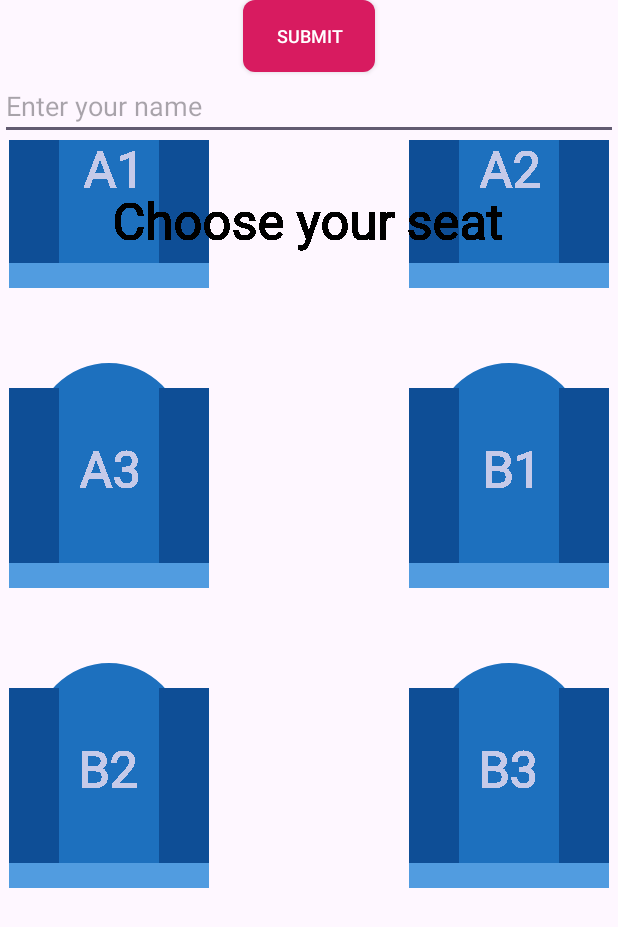
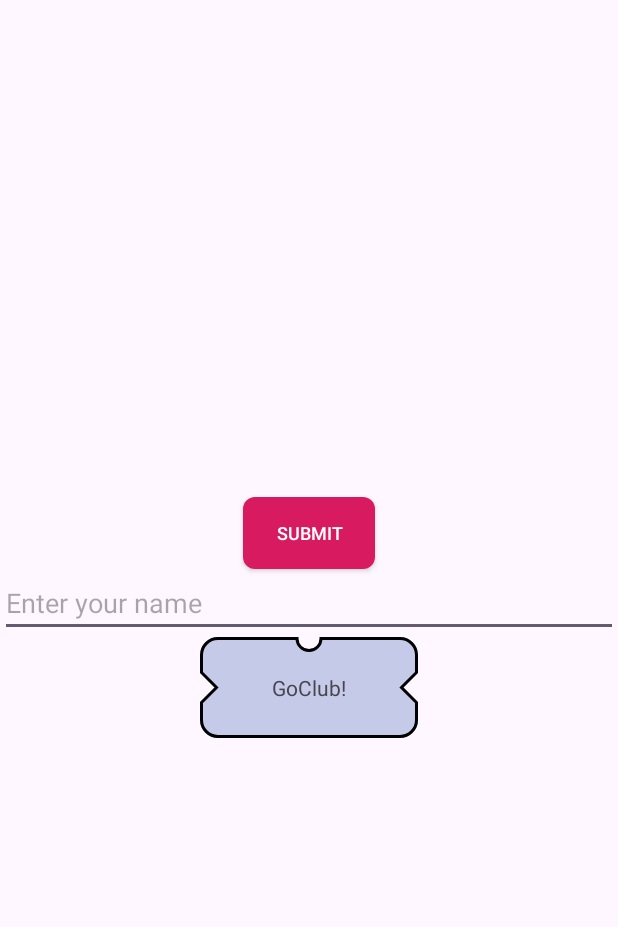
Before and after one commit to mfitrahrmd/DCD_Intermediate, an Android app: the screen it shows after launch (MainActivity), on a phone screen of 412 x 824 dp. Shown: the top 927 px of the screen. Run offline under Robolectric (Android 15) with nearby library versions, the phone set to English and light mode, and no system bars.

Commit message:
custom ticket text view

```diff
--- a/app/src/main/res/layout/activity_main.xml
+++ b/app/src/main/res/layout/activity_main.xml
@@ -19,8 +19,13 @@
         android:layout_width="match_parent"
         android:layout_height="wrap_content" />
 
-    <com.mfitrahrmd.my.SeatsView
+
+    <com.mfitrahrmd.my.TicketTextView
         android:layout_width="wrap_content"
-        android:layout_height="wrap_content" />
+        android:layout_height="wrap_content"
+        android:paddingHorizontal="48dp"
+        android:paddingVertical="24dp"
+        android:gravity="center"
+        android:text="GoClub!" />
 
 </LinearLayout>
--- /dev/null
+++ b/my/src/main/java/com/mfitrahrmd/my/Extensions.kt
@@ -0,0 +1,11 @@
+package com.mfitrahrmd.my
+
+import android.content.res.Resources
+
+fun Float.dpToPx(): Float {
+    return this * Resources.getSystem().displayMetrics.density
+}
+
+fun Int.dpToPx(): Int {
+    return (this * Resources.getSystem().displayMetrics.density).toInt()
+}
--- /dev/null
+++ b/my/src/main/java/com/mfitrahrmd/my/TicketTextView.kt
@@ -0,0 +1,37 @@
+package com.mfitrahrmd.my
+
+import android.content.Context
+import android.content.res.ColorStateList
+import android.graphics.Canvas
+import android.util.AttributeSet
+import androidx.appcompat.widget.AppCompatTextView
+import androidx.core.content.ContextCompat
+import com.google.android.material.bottomappbar.BottomAppBarTopEdgeTreatment
+import com.google.android.material.shape.MaterialShapeDrawable
+import com.google.android.material.shape.ShapeAppearanceModel
+import com.google.android.material.shape.TriangleEdgeTreatment
+
+class TicketTextView @JvmOverloads constructor(
+    context: Context, attrs: AttributeSet? = null
+) : AppCompatTextView(context, attrs) {
+    private val triangleEdge = TriangleEdgeTreatment(10f.dpToPx(), true)
+    private val circleEdge = BottomAppBarTopEdgeTreatment(0f,0f,0f).apply {
+        fabDiameter = 16f.dpToPx()
+    }
+    private val shapeAppearanceModel = ShapeAppearanceModel.Builder()
+        .setLeftEdge(triangleEdge)
+        .setRightEdge(triangleEdge)
+        .setTopEdge(circleEdge)
+        .setAllCornerSizes(12f.dpToPx())
+        .build()
+    private val materialShapeDrawable = MaterialShapeDrawable(shapeAppearanceModel).apply {
+        setTint(ContextCompat.getColor(context, R.color.grey_200))
+        strokeWidth = 2f.dpToPx()
+        strokeColor = ColorStateList.valueOf(ContextCompat.getColor(context, R.color.black))
+    }
+
+    override fun onDraw(canvas: Canvas) {
+        super.onDraw(canvas)
+        background = materialShapeDrawable
+    }
+}
```
